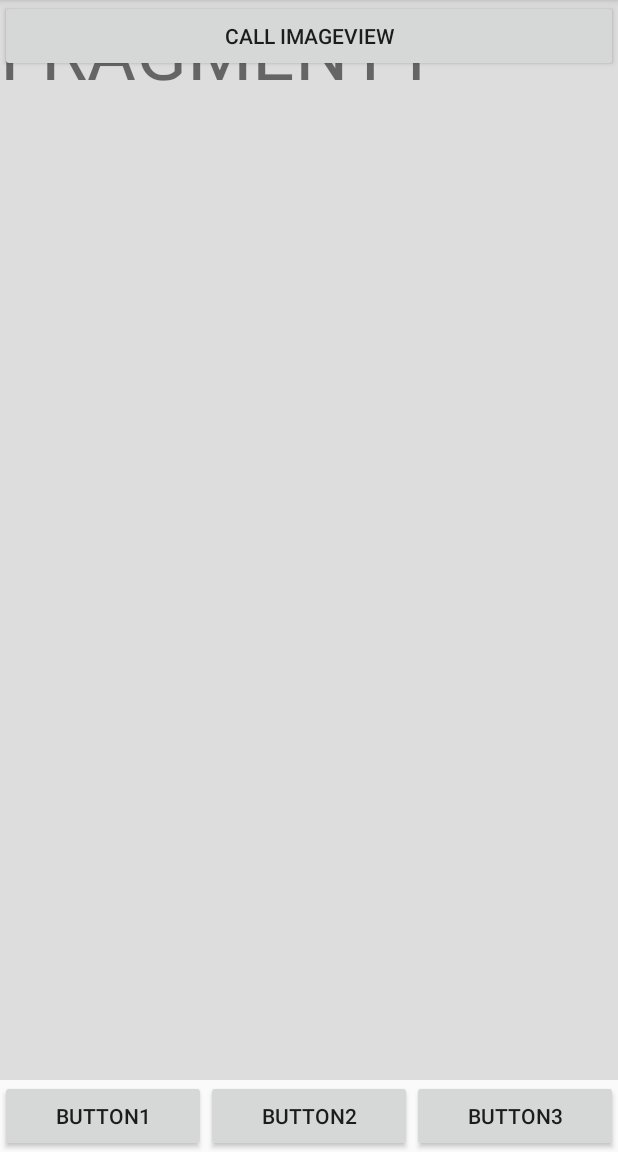
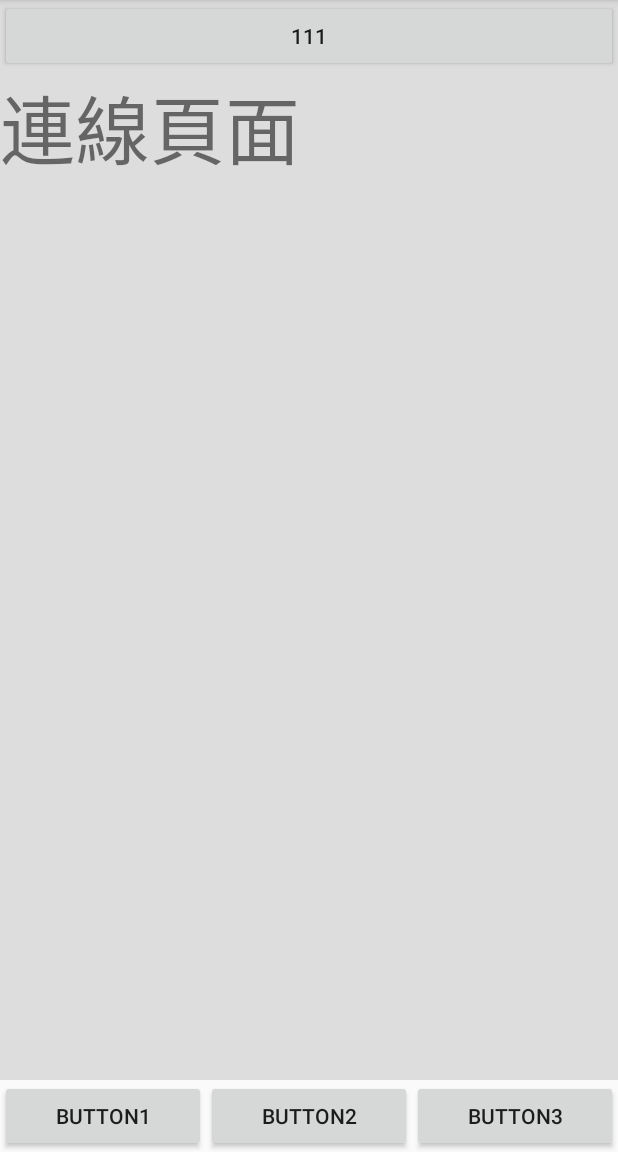
Before and after one commit to MickJun/DrMax8000_Controller, an Android app: the screen it shows after launch (MainActivity), after a tap on "BUTTON1", on a phone screen of 412 x 824 dp, the part 84-1236 px from its top. Run offline under Robolectric (Android 15) with nearby library versions, the phone set to English and light mode, and no system bars.

Commit message:
20180531

```diff
--- a/app/src/main/java/com/benqmedicaltech/fragment_test/Fragment1.java
+++ b/app/src/main/java/com/benqmedicaltech/fragment_test/Fragment1.java
@@ -6,6 +6,7 @@ import android.support.v4.app.Fragment;
 import android.view.LayoutInflater;
 import android.view.View;
 import android.view.ViewGroup;
+import android.widget.TextView;
 
 
 /**
@@ -13,17 +14,46 @@ import android.view.ViewGroup;
  */
 public class Fragment1 extends Fragment {
 
+    private TextView tv;
+    private String name;
 
-    public Fragment1() {
+    public Fragment1(String fName) {
         // Required empty public constructor
+            this.name = fName;
+    }
+
+
+//    @Override
+//    public View onCreateView(LayoutInflater inflater, ViewGroup container,
+//                             Bundle savedInstanceState) {
+//        // Inflate the layout for this fragment
+//        return inflater.inflate(R.layout.fragment_fragment1, container, false);
+//    }
+
+    @Override
+    public View onCreateView(LayoutInflater inflater, ViewGroup container, Bundle savedInstanceState) {
+        View view = LayoutInflater.from(getActivity()).inflate(R.layout.fragment_fragment1,container,false);
+        tv = (TextView) view.findViewById(R.id.fragment1_text);
+        tv.setText(name);
+        tv.setOnClickListener(new View.OnClickListener() {
+            @Override
+            public void onClick(View v) {
+                tv.setText("我变了-" + name);
+            }
+        });
+        return view;
     }
 
 
     @Override
-    public View onCreateView(LayoutInflater inflater, ViewGroup container,
-                             Bundle savedInstanceState) {
-        // Inflate the layout for this fragment
-        return inflater.inflate(R.layout.fragment_fragment1, container, false);
+    public void onHiddenChanged(boolean hidden) {
+        super.onHiddenChanged(hidden);
+        if (hidden){
+            //Fragment隐藏时调用
+        }else {
+            //Fragment显示时调用
+        }
+
     }
 
 }
--- a/app/src/main/java/com/benqmedicaltech/fragment_test/MainActivity.java
+++ b/app/src/main/java/com/benqmedicaltech/fragment_test/MainActivity.java
@@ -5,14 +5,23 @@ import android.support.v4.app.FragmentTransaction;
 import android.support.v7.app.AppCompatActivity;
 import android.os.Bundle;
 import android.view.View;
+import android.widget.Button;
 
-public class MainActivity extends AppCompatActivity {
+public class MainActivity extends AppCompatActivity implements View.OnClickListener{
 
 
-    private FragmentManager manager;
-    private FragmentTransaction transaction;
+//    private FragmentManager manager;
+//    private FragmentTransaction transaction;
 
+    //三个fragment
+    private Fragment1 f1;
+    private Fragment2 f2;
+    //private MyFragment f3;
 
+    //底部三个按钮
+    private Button foot1;
+    private Button foot2;
+    private Button foot3;
 
 
     @Override
@@ -20,33 +29,114 @@ public class MainActivity extends AppCompatActivity {
         super.onCreate(savedInstanceState);
         setContentView(R.layout.activity_main);
         //透過下方程式碼，取得Activity中執行的個體。
-        manager = getSupportFragmentManager();
+        //manager = getSupportFragmentManager();
+
+        foot1 = (Button) findViewById(R.id.Button1);
+        foot2 = (Button) findViewById(R.id.Button2);
+        foot3 = (Button) findViewById(R.id.Button3);
+        foot1.setOnClickListener(this);
+        foot2.setOnClickListener(this);
+        //foot3.setOnClickListener(this);
+
+        //第一次初始化首页默认显示第一个fragment
+        initFragment1();
 
     }
 
-    //換頁的按鈕設定
-    public void onClick(View view) {
-        //透過下方程式碼，取得Activity中執行的個體。
-        transaction = manager.beginTransaction();
-        switch (view.getId()) {
-            case R.id.Button1:
-                Fragment1 fragment1 = new Fragment1();
-                transaction.replace(R.id.center, fragment1, "fragment1");
+    private void initFragment1(){
+        //开启事务，fragment的控制是由事务来实现的
+        FragmentTransaction transaction = getSupportFragmentManager().beginTransaction();
 
-                break;
-            case R.id.Button2:
-                Fragment2 fragment2 = new Fragment2();
-                transaction.replace(R.id.center, fragment2, "fragment2");
-                break;
+        //第一种方式（add），初始化fragment并添加到事务中，如果为null就new一个
+        if(f1 == null){
+            f1 = new Fragment1("連線頁面");
+            transaction.add(R.id.center, f1);
+        }
+        //隐藏所有fragment
+        hideFragment(transaction);
+        //显示需要显示的fragment
+        transaction.show(f1);
 
-            case R.id.Button3:
-                Fragment1 fragment3 = new Fragment1();
-                transaction.replace(R.id.center, fragment3, "fragment1");
-                break;
+        //第二种方式(replace)，初始化fragment
+//        if(f1 == null){
+//            f1 = new MyFragment("消息");
+//        }
+//        transaction.replace(R.id.main_frame_layout, f1);
 
-        }
-
-//呼叫commit讓變更生效。
+        //提交事务
         transaction.commit();
     }
+
+    //显示第二个fragment
+    private void initFragment2(){
+        FragmentTransaction transaction = getSupportFragmentManager().beginTransaction();
+
+        if(f2 == null){
+            f2 = new Fragment2("功能按鍵");
+            transaction.add(R.id.center,f2);
+        }
+        hideFragment(transaction);
+        transaction.show(f2);
+
+//        if(f2 == null) {
+//            f2 = new MyFragment("联系人");
+//        }
+//        transaction.replace(R.id.main_frame_layout, f2);
+
+        transaction.commit();
+    }
+
+
+    //隐藏所有的fragment
+    private void hideFragment(FragmentTransaction transaction){
+        if(f1 != null){
+            transaction.hide(f1);
+        }
+        if(f2 != null){
+            transaction.hide(f2);
+        }
+//        if(f3 != null){
+//            transaction.hide(f3);
+//        }
+    }
+
+    @Override
+    public void onClick(View v) {
+        if(v == foot1){
+            initFragment1();
+        }else if(v == foot2){
+            initFragment2();
+        }
+//        else if(v == foot3){
+//            initFragment3();
+//        }
+    }
+
+
+
+//    //換頁的按鈕設定
+//    public void onClick(View view) {
+//        //透過下方程式碼，取得Activity中執行的個體。
+//        transaction = manager.beginTransaction();
+//        switch (view.getId()) {
+//            case R.id.Button1:
+//                Fragment1 fragment1 = new Fragment1();
+//                transaction.replace(R.id.center, fragment1, "fragment1");
+//
+//                break;
+//            case R.id.Button2:
+//                Fragment2 fragment2 = new Fragment2();
+//                transaction.replace(R.id.center, fragment2, "fragment2");
+//                break;
+//
+//            case R.id.Button3:
+//                Fragment1 fragment3 = new Fragment1();
+//                transaction.replace(R.id.center, fragment3, "fragment1");
+//                break;
+//
+//        }
+//
+////呼叫commit讓變更生效。
+//        transaction.commit();
+//    }
 }
--- a/app/src/main/res/layout/fragment_fragment1.xml
+++ b/app/src/main/res/layout/fragment_fragment1.xml
@@ -6,18 +6,26 @@
     tools:context=".Fragment1">
 
     <!-- TODO: Update blank fragment layout -->
-    <TextView
-        android:id="@+id/fragment1_text"
+
+    <LinearLayout
         android:layout_width="match_parent"
         android:layout_height="match_parent"
-        android:text="FRAGMENT1"
-        android:textSize="50dp"/>
-    <Button
-        android:id="@+id/fragment1_button"
-        android:layout_width="match_parent"
-        android:layout_height="wrap_content"
-        android:text="Call ImageView"
-        />
+        android:orientation="vertical">
+
+        <Button
+            android:id="@+id/fragment1_button"
+            android:layout_width="match_parent"
+            android:layout_height="wrap_content"
+            android:text="111" />
+
+        <TextView
+            android:id="@+id/fragment1_text"
+            android:layout_width="match_parent"
+            android:layout_height="match_parent"
+            android:text="FRAGMENT1"
+            android:textSize="50dp" />
+    </LinearLayout>
+
     //android:onClick="ToInterest"
 
 </FrameLayout>
```
Also changed, not shown: app/src/main/java/com/benqmedicaltech/fragment_test/Fragment2.java (+56 -6 lines), app/src/main/res/layout/fragment_fragment2.xml (+61 -4 lines).
